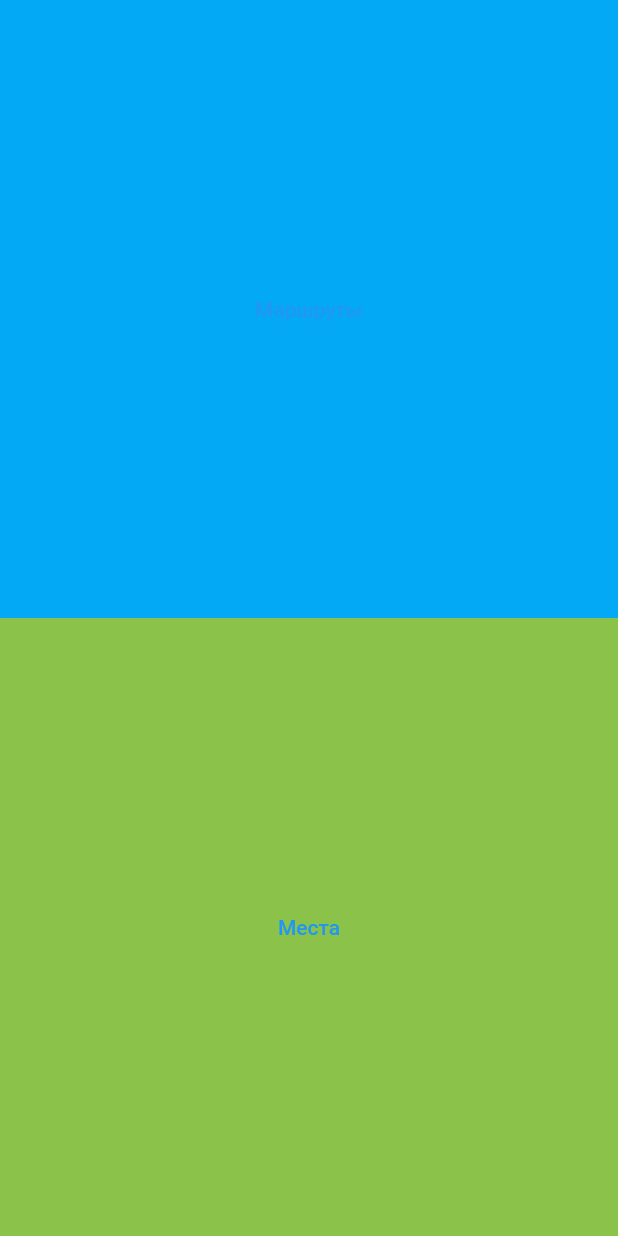
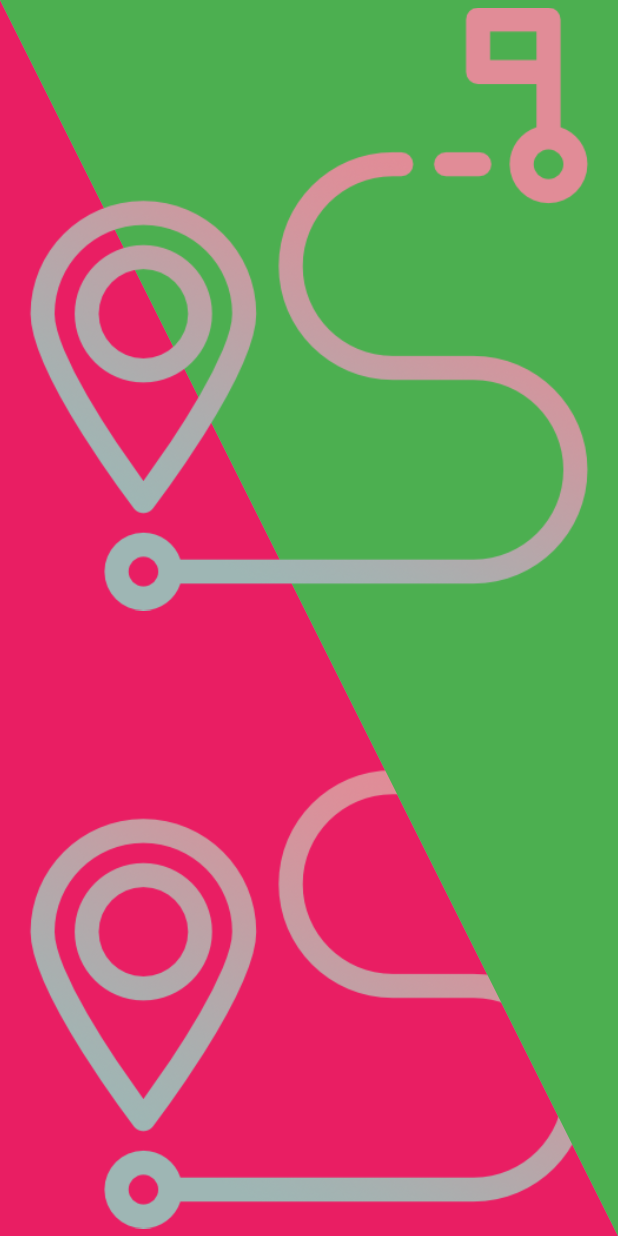
Before and after one commit to foxenberg/MobileGuide, a Flutter app: the SecondScreen screen opened directly, on a phone screen of 412 x 824 dp. Run offline on Flutter 3.47's test engine with Material 2 defaults, Android fonts, the phone set to English and light mode, and no system bars; our stand-ins replace carousel_slider.

Commit message:
Added widget ClipPath on page selected routes or places

```diff
--- a/mobile_guid/lib/screens/secondScreen.dart
+++ b/mobile_guid/lib/screens/secondScreen.dart
@@ -1,37 +1,46 @@
 import 'package:flutter/material.dart';
+import 'package:mobile_guid/widgets/customClipper.dart';
 
 class SecondScreen extends StatelessWidget {
   const SecondScreen({Key key}) : super(key: key);
 
   @override
+
   Widget build(BuildContext context) {
+
     return Scaffold(
-      body: Column(
+      backgroundColor: Colors.grey,
+      body: Stack(
           children: <Widget>[
-          Flexible(
-            flex: 1,
+            ClipPath(
+              clipper: MyCustomClipper(),
               child: Container(
-              color: Colors.lightBlue,
-              child: Center(
-                child: TextButton(
-                  onPressed: () {},
-                  child: Text('Маршруты'),
+               color: Colors.pink,
                 ),
               ),
+              InkWell(
+                onTap: () {},
+                              child: Container(
+                  margin: EdgeInsets.all(5),
+                  alignment: Alignment.bottomLeft,
+                  child: Image.asset("assets/images/routes.png")),
               ),
+              ClipPath(
+                clipper: MyClipper(),
+                child: Container(
+                  color: Colors.green,)
                 ),
-          Flexible(
-              flex: 1,
+                InkWell(
+                  onTap: (){},
                                   child: Container(
-                color: Colors.lightGreen,
-                child: Center(
-                  child: TextButton(
-                    onPressed: () {},
-                    child: Text('Места'),
+                    margin: EdgeInsets.all(5),
+                  alignment: Alignment.topRight,
+                  child: Image.asset("assets/images/routes.png"),
                   ),
-                ),
-              )),
+                )
+
           ],
+
       ),
     );
   }
--- /dev/null
+++ b/mobile_guid/lib/widgets/customClipper.dart
@@ -0,0 +1,37 @@
+import 'package:flutter/material.dart';
+
+class MyCustomClipper extends CustomClipper<Path>{
+  @override
+  Path getClip(Size size){
+    var path = Path();
+    path.lineTo(0, size.height);
+    path.lineTo(size.width, size.height);
+
+
+    path.close();
+    return path;
+  }
+
+  @override
+  bool shouldReclip(CustomClipper<Path> oldClipper){
+    return false;
+  }
+}
+
+class MyClipper extends CustomClipper<Path>{
+  @override
+  Path getClip(Size size){
+    var path = Path();
+    path.lineTo(size.width, size.height);
+    path.lineTo(size.width, 0);
+
+
+    path.close();
+    return path;
+  }
+
+  @override
+  bool shouldReclip(CustomClipper<Path> oldClipper){
+    return false;
+  }
+}
--- a/mobile_guid/pubspec.yaml
+++ b/mobile_guid/pubspec.yaml
@@ -48,9 +48,8 @@ flutter:
   uses-material-design: true
 
   # To add assets to your application, add an assets section, like this:
-  # assets:
-  #   - images/a_dot_burr.jpeg
-  #   - images/a_dot_ham.jpeg
+  assets:
+    - assets/images/
 
   # An image asset can refer to one or more resolution-specific "variants", see
   # https://flutter.dev/assets-and-images/#resolution-aware.
```
Also changed, not shown: mobile_guid/assets/images/bulat.jpg (added), mobile_guid/assets/images/places.png (added), mobile_guid/assets/images/placesTwo.png (added), mobile_guid/assets/images/routes.png (added). Lines whose indentation alone changed are shown as unchanged.
